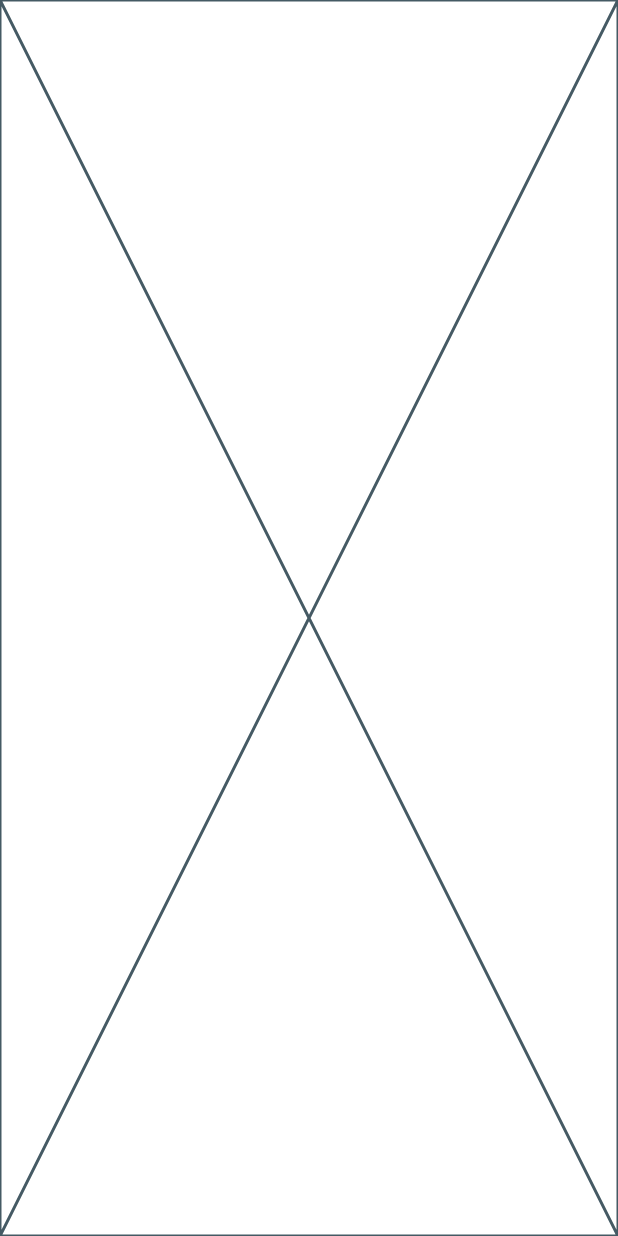
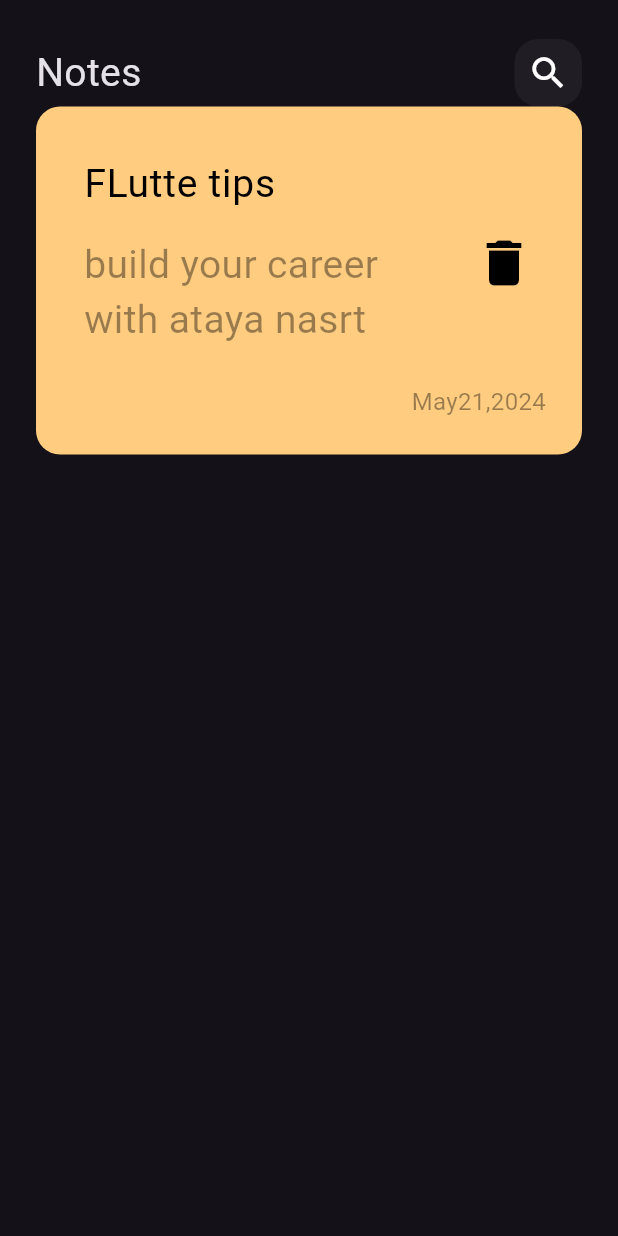
Before and after one commit to naserallahataya/notes_app, a Flutter app: the screen it shows after launch, on a phone screen of 412 x 824 dp. Run offline on Flutter 3.47's test engine with Material 3 defaults, Android fonts, the phone set to English and light mode, and no system bars.

Commit message:
create custom note item

```diff
--- a/lib/main.dart
+++ b/lib/main.dart
@@ -1,4 +1,5 @@
 import 'package:flutter/material.dart';
+import 'package:note_app/views/notes_views.dart';
 
 void main() {
   runApp(const NoteApp());
@@ -9,6 +10,9 @@ class NoteApp extends StatelessWidget {
 
   @override
   Widget build(BuildContext context) {
-    return const Placeholder();
+    return MaterialApp(
+      theme: ThemeData.dark(),
+      home: NotesViews(),
+    );
   }
 }
--- /dev/null
+++ b/lib/views/notes_views.dart
@@ -0,0 +1,13 @@
+import 'package:flutter/material.dart';
+import 'package:note_app/views/widgets/notes_views_body.dart';
+
+class NotesViews extends StatelessWidget {
+  const NotesViews({super.key});
+
+  @override
+  Widget build(BuildContext context) {
+    return Scaffold(
+      body: NotesViewsBody(),
+    );
+  }
+}
--- /dev/null
+++ b/lib/views/widgets/custom_app_bar.dart
@@ -0,0 +1,20 @@
+import 'package:flutter/material.dart';
+import 'package:note_app/views/widgets/custom_search_icon.dart';
+
+class CustomAppBar extends StatelessWidget {
+  const CustomAppBar({super.key});
+
+  @override
+  Widget build(BuildContext context) {
+    return const Row(
+      children: [
+        Text(
+          "Notes",
+          style: TextStyle(fontSize: 26),
+        ),
+        Spacer(),
+        cstomSearchIcon()
+      ],
+    );
+  }
+}
--- /dev/null
+++ b/lib/views/widgets/custom_note_item.dart
@@ -0,0 +1,53 @@
+
+import 'package:flutter/material.dart';
+
+class NoteItem extends StatelessWidget {
+  const NoteItem({super.key});
+
+  @override
+  Widget build(BuildContext context) {
+    return Container(
+      padding: const EdgeInsets.only(
+        top: 24,
+        bottom: 24,
+        left: 16,
+      ),
+      decoration: BoxDecoration(
+          color: Color(0xffFFcc80), borderRadius: BorderRadius.circular(16)),
+      child: Column(
+        crossAxisAlignment: CrossAxisAlignment.end,
+        children: [
+          ListTile(
+            title: Text(
+              'FLutte tips ',
+              style: TextStyle(fontSize: 26, color: Colors.black),
+            ),
+            subtitle: Padding(
+              padding: const EdgeInsets.only(top: 16.0, bottom: 16),
+              child: Text(
+                'build your career with ataya nasrt',
+                style: TextStyle(
+                    fontSize: 26, color: Colors.black.withOpacity(.4)),
+              ),
+            ),
+            trailing: IconButton(
+                onPressed: () {},
+                icon: Icon(
+                  Icons.delete,
+                  color: Colors.black,
+                  size: 40,
+                )),
+          ),
+          Padding(
+            padding: const EdgeInsets.only(right: 24),
+            child: Text(
+              'May21,2024',
+              style:
+                  TextStyle(fontSize: 16, color: Colors.black.withOpacity(.4)),
+            ),
+          )
+        ],
+      ),
+    );
+  }
+}
--- /dev/null
+++ b/lib/views/widgets/custom_search_icon.dart
@@ -0,0 +1,23 @@
+
+import 'package:flutter/material.dart';
+
+class cstomSearchIcon extends StatelessWidget {
+  const cstomSearchIcon({super.key});
+
+  @override
+  Widget build(BuildContext context) {
+    return Container(
+      height: 45,
+      width: 45,
+      decoration: BoxDecoration(
+          color: Colors.white.withOpacity(.05),
+          borderRadius: BorderRadius.circular(16)),
+      child: Center(
+        child: Icon(
+          Icons.search,
+          size: 28,
+        ),
+      ),
+    );
+  }
+}
--- /dev/null
+++ b/lib/views/widgets/notes_views_body.dart
@@ -0,0 +1,23 @@
+import 'package:flutter/material.dart';
+import 'package:note_app/views/widgets/custom_app_bar.dart';
+import 'package:note_app/views/widgets/custom_note_item.dart';
+
+class NotesViewsBody extends StatelessWidget {
+  const NotesViewsBody({super.key});
+
+  @override
+  Widget build(BuildContext context) {
+    return const Padding(
+      padding: EdgeInsetsDirectional.symmetric(horizontal: 24),
+      child: Column(
+        children: [
+          SizedBox(
+            height: 26,
+          ),
+          CustomAppBar(),
+          NoteItem(),
+        ],
+      ),
+    );
+  }
+}
```
